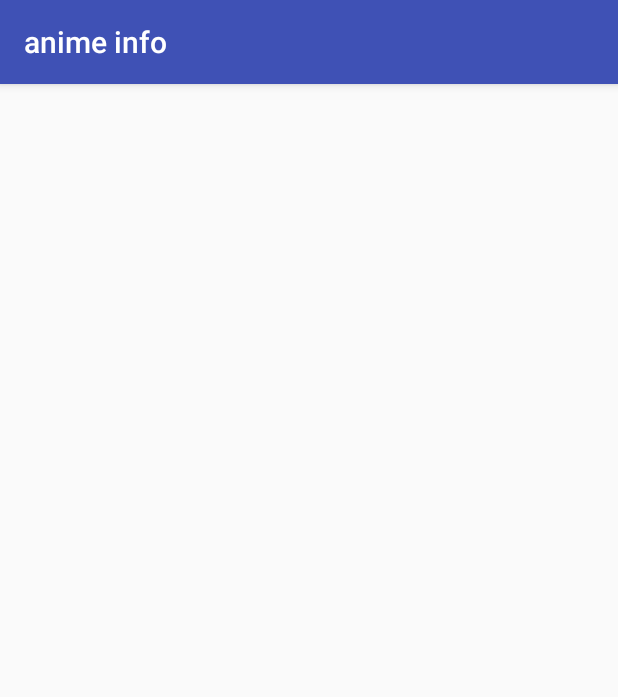
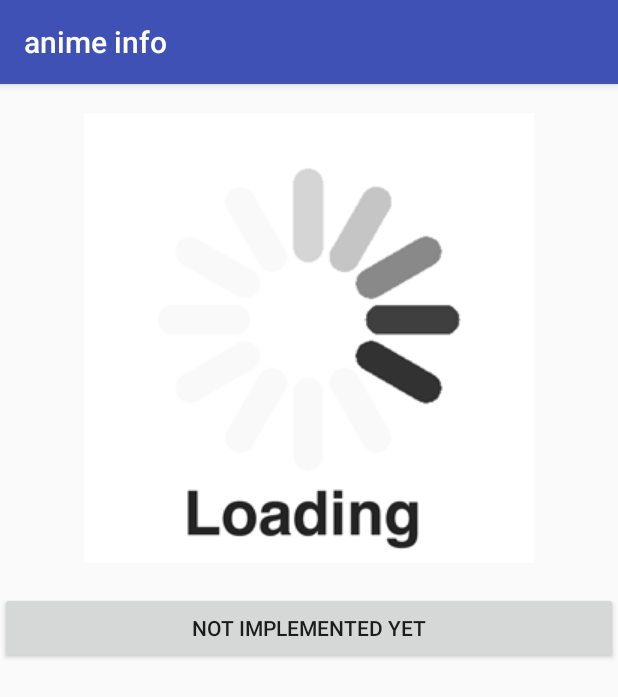
Before and after one commit to rimezero/Anime-Watchmaster-Android, an Android app: the AnimeInfo screen opened directly, with no data from a screen before it, on a phone screen of 412 x 824 dp. Shown: the top 697 px of the screen. Run offline under Robolectric (Android 15) with nearby library versions, the phone set to English and light mode, and no system bars; our stand-ins replace Picasso; libraries missing offline, so code that uses them is left out: com.twotoasters.jazzylistview; pictures from the network do not load.

```diff
--- a/app/src/main/java/com/example/admin/animewatchmaster/animebyletter/ActivityLetters.java
+++ b/app/src/main/java/com/example/admin/animewatchmaster/animebyletter/ActivityLetters.java
@@ -1,5 +1,6 @@
 package com.example.admin.animewatchmaster.animebyletter;
 
+import android.content.Intent;
 import android.os.Bundle;
 import android.support.v7.app.AppCompatActivity;
 import android.view.MotionEvent;
@@ -8,6 +9,7 @@ import android.widget.AdapterView;
 import android.widget.LinearLayout;
 
 import com.example.admin.animewatchmaster.R;
+import com.example.admin.animewatchmaster.animeinfo.AnimeInfo;
 import com.example.admin.animewatchmaster.databaseUtils.DBHelper;
 import com.example.admin.animewatchmaster.model.Anime;
 import com.twotoasters.jazzylistview.JazzyListView;
@@ -71,9 +73,9 @@ public class ActivityLetters extends AppCompatActivity {
                         public void onItemClick(AdapterView<?> parent, View view, int position, long id) {
 
                             Anime anime = (Anime) parent.getItemAtPosition(position);
-
-
-                            //do stuff!
+                            Intent intent = new Intent(ActivityLetters.this, AnimeInfo.class);
+                            intent.putExtra("anime",anime);
+                            startActivity(intent);
 
                         }
                     });
--- a/app/src/main/res/layout/layout_animeinfo.xml
+++ b/app/src/main/res/layout/layout_animeinfo.xml
@@ -3,4 +3,55 @@
     android:orientation="vertical" android:layout_width="match_parent"
     android:layout_height="match_parent">
 
+    <ScrollView
+        android:layout_width="match_parent"
+        android:layout_height="match_parent">
+
+
+        <LinearLayout
+            android:layout_width="match_parent"
+            android:layout_height="match_parent"
+            android:orientation="vertical"
+            >
+
+            <TextView
+                android:layout_width="wrap_content"
+                android:layout_height="wrap_content"
+                android:id="@+id/title"
+                android:textColor="#000000"
+                android:layout_gravity="center"
+                />
+
+            <ImageView
+                android:layout_width="wrap_content"
+                android:layout_height="wrap_content"
+                android:id="@+id/image"
+                android:background="@drawable/loading"
+                android:layout_gravity="center"
+                />
+
+            <TextView
+                android:layout_width="match_parent"
+                android:layout_height="match_parent"
+                android:id="@+id/desc"
+                android:layout_gravity="center"
+                android:textColor="#000000"
+                />
+
+
+            <Button
+                android:layout_width="match_parent"
+                android:layout_height="match_parent"
+                android:text="not implemented yet"
+                />
+
+
+        </LinearLayout>
+
+    </ScrollView>
+
+
+
+
+
 </LinearLayout>
```
Also changed, not shown: app/src/main/java/com/example/admin/animewatchmaster/animeinfo/AnimeInfo.java (+31 -0 lines).
